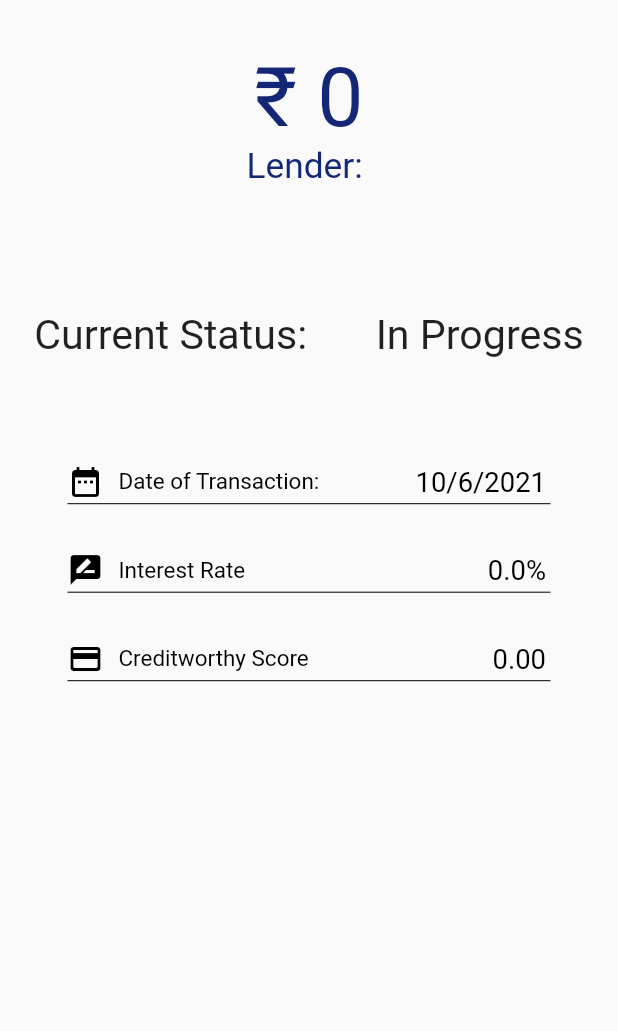
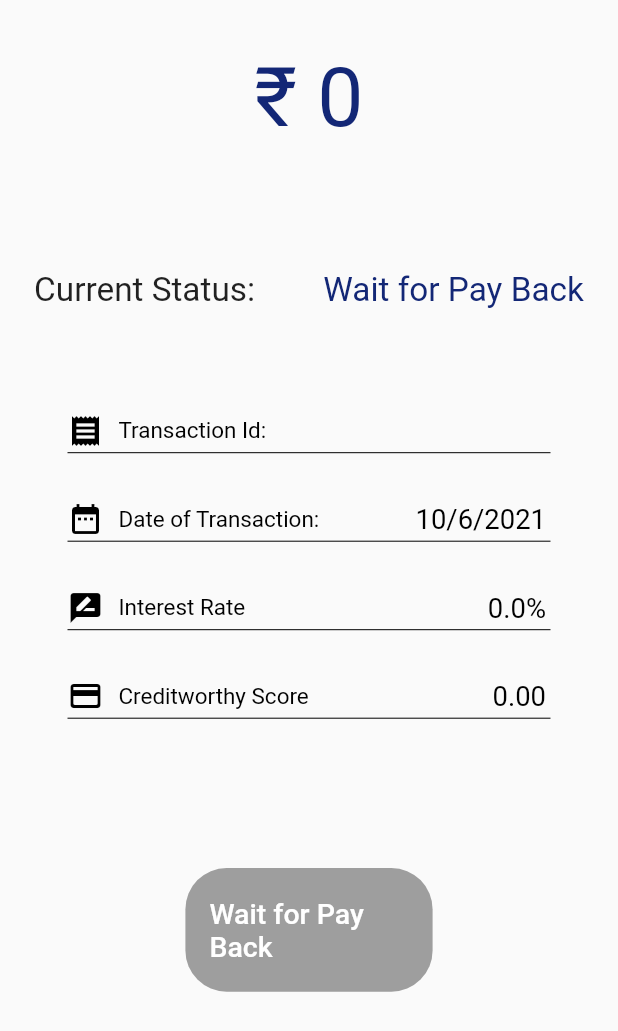
Before and after one commit to Presto-Pvt-Ltd/community-app, a Flutter app: the TransactionView screen opened directly with empty values, on a phone screen of 412 x 824 dp. Shown: the top 1031 px of the screen. Run offline on Flutter 3.47's test engine with Material 2 defaults, Android fonts, the phone set to English and light mode, and no system bars; our stand-ins replace cloud_firestore, cloud_functions, firebase_auth, firebase_core, firebase_messaging, flutter_local_notifications and 8 more; missing offline and left inert: flutter_ringtone_player, platform_device_id, razorpay_flutter; accounts and stored records are empty.

```diff
--- a/lib/app/app.router.dart
+++ b/lib/app/app.router.dart
@@ -144,7 +144,6 @@ class StackedRouter extends RouterBase {
         builder: (context) => TransactionView(
           key: args.key,
           customTransaction: args.customTransaction,
-          isBorrowed: args.isBorrowed,
         ),
         settings: data,
       );
@@ -201,7 +200,8 @@ class NotificationViewArguments {
 class TransactionViewArguments {
   final Key? key;
   final CustomTransaction customTransaction;
-  final bool isBorrowed;
-  TransactionViewArguments(
-      {this.key, required this.customTransaction, required this.isBorrowed});
+  TransactionViewArguments({
+    this.key,
+    required this.customTransaction,
+  });
 }
--- a/lib/models/user/transaction_data_model.dart
+++ b/lib/models/user/transaction_data_model.dart
@@ -11,8 +11,8 @@ part 'transaction_data_model.g.dart';
 class TransactionData {
   final Map<String, dynamic> paymentMethodsUsed;
   final List<String> transactionIds;
-  final int totalBorrowed;
-  final int totalLent;
+  int totalBorrowed;
+  int totalLent;
   final List<String> activeTransactions;
   bool borrowingRequestInProcess;
   DateTime? lastBorrowingRequestPlacedAt;
--- a/lib/services/database/dataHandlers/profileDataHandler.dart
+++ b/lib/services/database/dataHandlers/profileDataHandler.dart
@@ -48,7 +48,7 @@ class ProfileDataHandler {
       }
     } catch (e) {
       log.e("There was error here");
-      _errorHandlingService.handleError(error: e);
+      // _errorHandlingService.handleError(error: e);
       return <String, dynamic>{};
     }
   }
--- a/lib/ui/views/home/home_viewModel.dart
+++ b/lib/ui/views/home/home_viewModel.dart
@@ -35,7 +35,11 @@ class HomeViewModel extends IndexTrackingViewModel {
   Future<void> refresh() async {
     locator<UserDataProvider>().dispose();
     locator<TransactionsDataProvider>().dispose();
-    onModelReady(currentIndex);
+
+    if (currentIndex != 2)
+      onModelReady(currentIndex);
+    else
+      onModelReady(1);
   }
 
   Future<void> onModelReady(int index) async {
--- a/lib/ui/views/home/profile/profile_view.dart
+++ b/lib/ui/views/home/profile/profile_view.dart
@@ -28,9 +28,11 @@ class ProfileView extends StatelessWidget {
           onHorizontalDragEnd: (dragEndDetails) {
             print(dragEndDetails.velocity);
             print(dragEndDetails.primaryVelocity);
-            if (!dragEndDetails.velocity.pixelsPerSecond.dx.isNegative) {
+            if (!dragEndDetails.velocity.pixelsPerSecond.dx.isNegative &&
+                dragEndDetails.velocity.pixelsPerSecond.dx.abs() > 300) {
               model.callback(false);
-            } else {
+            } else if (dragEndDetails.velocity.pixelsPerSecond.dx.abs() > 300 &&
+                dragEndDetails.velocity.pixelsPerSecond.dx.isNegative) {
               model.callback(true);
             }
             print('end');
--- a/lib/ui/views/transaction/transaction_view.dart
+++ b/lib/ui/views/transaction/transaction_view.dart
@@ -10,21 +10,15 @@ import '../../shared/colors.dart';
 
 class TransactionView extends StatelessWidget {
   final CustomTransaction customTransaction;
-  final bool isBorrowed;
-  const TransactionView(
-      {Key? key, required this.customTransaction, required this.isBorrowed})
-      : super(key: key);
+  const TransactionView({
+    Key? key,
+    required this.customTransaction,
+  }) : super(key: key);
 
   @override
   Widget build(BuildContext context) {
     var height = MediaQuery.of(context).size.height;
     var width = MediaQuery.of(context).size.width;
-    String upiId = customTransaction.borrowerInformation.upiId;
-    String paymentMethodsString = '';
-
-    bool isTransactionIncomplete =
-        !customTransaction.transactionStatus.borrowerSentMoney;
-    String buttonText = isTransactionIncomplete ? 'Payback' : 'Already Paid';
     return ViewModelBuilder<TransactionViewModel>.reactive(
       viewModelBuilder: () => TransactionViewModel(),
       disposeViewModel: false,
@@ -51,22 +45,8 @@ class TransactionView extends StatelessWidget {
                         child: Text(
                           '₹ ${customTransaction.genericInformation.amount}',
                           style: TextStyle(
-                              fontSize: height / 15, color: primaryColor),
-                        ),
-                      ),
-                      Center(
-                        child: Text(
-                          customTransaction.lenderInformation!.lenderName ==
-                                  null
-                              ? "Searching for lender"
-                              : 'Lender: ${customTransaction.lenderInformation!.lenderName}',
-                          style: TextStyle(
-                            fontSize: height / 35,
-                            color: customTransaction
-                                        .lenderInformation!.lenderName ==
-                                    null
-                                ? Colors.orangeAccent
-                                : primaryColor,
+                            fontSize: height / 15,
+                            color: primaryColor,
                           ),
                         ),
                       ),
@@ -79,21 +59,30 @@ class TransactionView extends StatelessWidget {
                           Text(
                             'Current Status:',
                             style: TextStyle(
-                              fontSize: height / 30,
+                              fontSize: height * 0.027,
                             ),
                           ),
                           Text(
-                            isTransactionIncomplete
-                                ? 'In Progress'
-                                : 'Completed',
+                            model.transactionStatus,
                             style: TextStyle(
-                              fontSize: height / 30,
+                              fontSize: height * 0.027,
+                              color: customTransaction
+                                          .lenderInformation!.lenderName ==
+                                      null
+                                  ? Colors.orangeAccent
+                                  : primaryColor,
                             ),
-                          )
+                          ),
                         ],
                       ),
                       SizedBox(
                         height: height / 15,
+                      ),
+                      ListToken(
+                        icon: Icons.receipt,
+                        name: 'Transaction Id:',
+                        trailName:
+                            customTransaction.genericInformation.transactionId,
                       ),
                       ListToken(
                         icon: Icons.date_range,
@@ -101,7 +90,8 @@ class TransactionView extends StatelessWidget {
                         trailName:
                             '${customTransaction.genericInformation.initiationAt.day}'
                             '/${customTransaction.genericInformation.initiationAt.month}'
-                              '/${customTransaction.genericInformation.initiationAt.year}'),
+                            '/${customTransaction.genericInformation.initiationAt.year}',
+                      ),
                       ListToken(
                         icon: Icons.rate_review,
                         name: 'Interest Rate',
@@ -118,29 +108,24 @@ class TransactionView extends StatelessWidget {
                       SizedBox(
                         height: height / 10,
                       ),
-                      isBorrowed &&
-                              customTransaction.lenderInformation!.lenderName !=
-                                  null
-                          ? BusyButton(
+                      BusyButton(
+                        busy: model.isBusy,
                         height: height / 10,
                         width: width / 2.5,
-                              title: buttonText,
+                        title: model.buttonText,
                         decoration: BoxDecoration(
-                                color: isTransactionIncomplete
-                                    ? primaryColor
-                                    : Colors.grey,
+                          color: model.buttonColor,
                           borderRadius: BorderRadius.all(
                             Radius.circular(width / 15),
                           ),
                         ),
                         onPressed: () {
-                                isTransactionIncomplete
+                          model.buttonText == "Pay Back"
                               ? model.initiateTransaction()
                               : null;
                         },
                         textColor: Colors.white,
-                            )
-                          : Container()
+                      ),
                     ],
                   ),
                 ),
--- a/lib/ui/views/transaction/transaction_viewModel.dart
+++ b/lib/ui/views/transaction/transaction_viewModel.dart
@@ -1,6 +1,7 @@
 import 'dart:convert';
 
 import 'package:cloud_functions/cloud_functions.dart';
+import 'package:flutter/material.dart';
 import 'package:presto/app/app.locator.dart';
 import 'package:presto/app/app.logger.dart';
 import 'package:presto/models/limits/reward_limit_model.dart';
@@ -13,18 +14,64 @@ import 'package:presto/services/database/dataProviders/limits_data_provider.dart
 import 'package:presto/services/database/dataProviders/transactions_data_provider.dart';
 import 'package:presto/services/database/dataProviders/user_data_provider.dart';
 import 'package:presto/services/razorpay.dart';
+import 'package:presto/ui/shared/colors.dart';
 import 'package:stacked/stacked.dart';
 import 'package:stacked_services/stacked_services.dart';
 
 class TransactionViewModel extends BaseViewModel {
   final log = getLogger("TransactionViewModel");
-
+  late final bool isBorrowed;
+  late bool isTransactionIncomplete;
+  late String buttonText;
+  late String transactionStatus;
+  late Color buttonColor;
   late final CustomTransaction transaction;
   void onModelReady(CustomTransaction transaction) {
     this.transaction = transaction;
+    this.isBorrowed = transaction.borrowerInformation.borrowerReferralCode ==
+        locator<UserDataProvider>().platformData!.referralCode;
+    this.isTransactionIncomplete =
+        transaction.razorpayInformation.sentMoneyToBorrower &&
+            transaction.razorpayInformation.sentMoneyToLender;
+    this.buttonColor = Colors.grey;
+    this.buttonText = "In Process";
+    this.transactionStatus = "Searching for Lenders";
+    if (this.isBorrowed) {
+      if (!transaction.razorpayInformation.sentMoneyToBorrower &&
+          transaction.transactionStatus.lenderSentMoney) {
+        this.transactionStatus = "Processing money";
+      } else if (transaction.razorpayInformation.sentMoneyToBorrower &&
+          !transaction.transactionStatus.borrowerSentMoney) {
+        this.transactionStatus = "Your turn to pay back";
+        this.buttonText = "Pay Back";
+        this.buttonColor = primaryColor;
+      } else if (transaction.transactionStatus.borrowerSentMoney &&
+          !transaction.razorpayInformation.sentMoneyToLender) {
+        this.transactionStatus = "Processing money";
+      } else {
+        this.transactionStatus = "Success";
+        this.buttonText = "Paid Back";
+      }
+    } else {
+      if (transaction.transactionStatus.lenderSentMoney &&
+          !transaction.razorpayInformation.sentMoneyToBorrower) {
+        this.transactionStatus = "Processing money";
+        this.buttonText = "In Process";
+      } else if (transaction.razorpayInformation.sentMoneyToLender) {
+        this.buttonText = "Transaction Complete";
+        this.transactionStatus = "Success";
+      } else if (transaction.transactionStatus.borrowerSentMoney &&
+          !transaction.razorpayInformation.sentMoneyToLender) {
+        this.transactionStatus = "Processing money";
+      } else {
+        this.buttonText = "Wait for Pay Back";
+        this.transactionStatus = "Wait for Pay Back";
+      }
+    }
   }
 
   Future<void> initiateTransaction() async {
+    print("Hello");
     setBusy(true);
     RazorpayService _razorpayService =
         RazorpayService(callback: (String paymentId) async {
--- a/lib/ui/widgets/transactionCard.dart
+++ b/lib/ui/widgets/transactionCard.dart
@@ -1,16 +1,36 @@
 import 'package:flutter/material.dart';
+import 'package:presto/app/app.locator.dart';
+import 'package:presto/models/transactions/custom_transaction_data_model.dart';
+import 'package:presto/services/database/dataProviders/user_data_provider.dart';
 
 Widget mixedCard({
   //TransactionModel transaction,
   required double height,
   required double width,
-  required bool isBorrowed,
-  required int amount,
-  required String? lenderName,
+  required CustomTransaction transaction,
   required Function onTap,
   required Key key,
 }) {
-  Color? textColor = isBorrowed ? Colors.red[800] : Colors.green[800];
+  late Color textColor;
+  bool isBorrower;
+  String user = locator<UserDataProvider>().platformData!.referralCode;
+  bool inProcess = true;
+  if (transaction.razorpayInformation.sentMoneyToBorrower &&
+      !transaction.razorpayInformation.sentMoneyToLender) {
+    /// Money sent by borrower but no received by lender
+    inProcess = false;
+    textColor = Colors.orange;
+  } else if (transaction.razorpayInformation.sentMoneyToBorrower &&
+      !transaction.razorpayInformation.sentMoneyToLender) {
+    inProcess = false;
+    textColor = Colors.red;
+  } else if (!transaction.razorpayInformation.sentMoneyToBorrower) {
+    /// Money sent by lender not received by borrower
+    textColor = Colors.orange;
+  } else if (transaction.razorpayInformation.sentMoneyToLender) {
+    /// Money sent by lender not received by borrower
+    textColor = Colors.black38;
+  } else {}
   return GestureDetector(
     onTap: () {
       onTap();
@@ -32,20 +52,21 @@ Widget mixedCard({
                 crossAxisAlignment: CrossAxisAlignment.start,
                 children: [
                   Text(
-                    '₹ $amount',
+                    '₹ ${transaction.genericInformation.amount}',
                     style: TextStyle(
                       fontSize: width * 0.07,
                       color: textColor,
                     ),
                   ),
                   Text(
-                    lenderName == null
+                    transaction.lenderInformation!.lenderName == null
                         ? "Searching for lender"
-                        : 'Lender: $lenderName',
+                        : 'Lender: ${transaction.lenderInformation!.lenderName}',
                     style: TextStyle(
                       fontSize: width * 0.05,
-                      color:
-                          lenderName == null ? Colors.orangeAccent : textColor,
+                      color: transaction.lenderInformation!.lenderName == null
+                          ? Colors.orangeAccent
+                          : textColor,
                     ),
                   ),
                 ],
```
Also changed, not shown: lib/services/database/firestoreBase.dart (+3 -4 lines), lib/ui/views/home/allTransactions/all_transactions_view.dart (+68 -111 lines), lib/ui/views/home/borrow/borrow_view.dart (+10 -15 lines), lib/ui/views/home/borrow/borrow_viewModel.dart (+46 -30 lines), lib/ui/views/home/lend/lend_view.dart (+18 -11 lines), lib/ui/views/home/lend/lend_viewModel.dart (+7 -2 lines), lib/ui/views/notification/notification_viewModel.dart (+6 -2 lines), lib/ui/views/register/register_viewModel.dart (+35 -38 lines), lib/ui/widgets/paymentSheet.dart (+13 -13 lines). Lines whose indentation alone changed are shown as unchanged.
